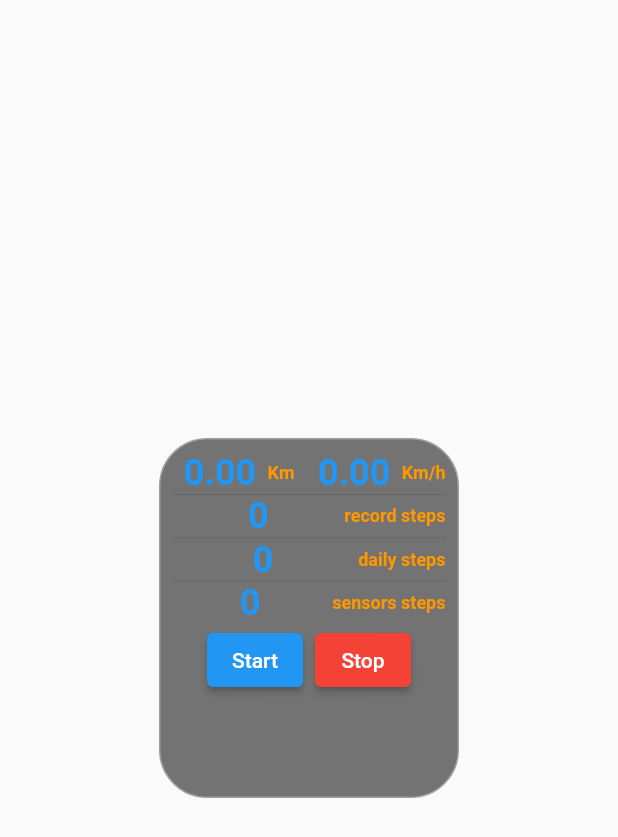
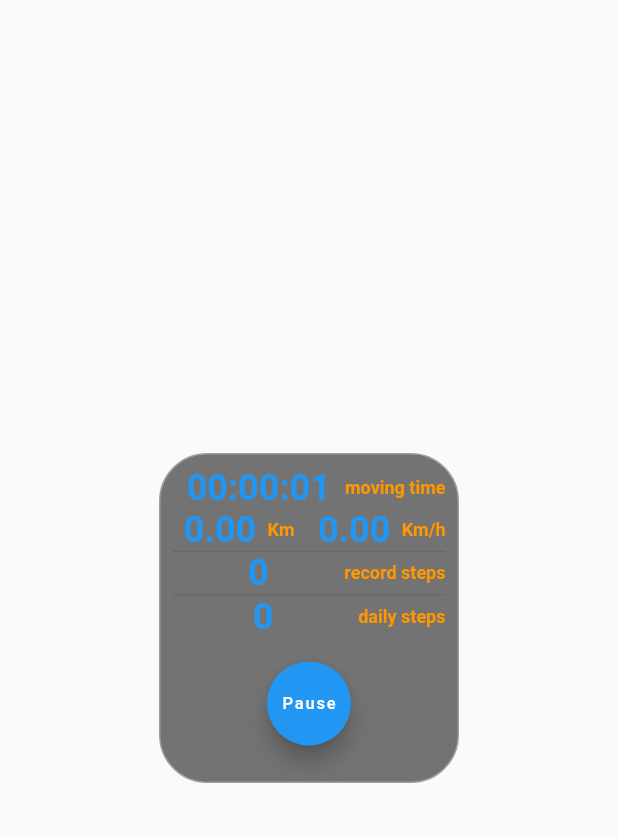
Before and after one commit to DDS-VangTA/tracking-app-on-watch-flutter, a Flutter app: the screen it shows after launch, after a tap on "Start", on a phone screen of 412 x 824 dp. Shown: the top 837 px of the screen. Run offline on Flutter 3.47's test engine with Material 2 defaults, Android fonts, the phone set to English and light mode, and no system bars; our stand-ins replace geolocator, get, location, pedometer, permission_handler, sensors_plus and 1 more.

Commit message:
update UI, update logic calculate velocity, add tracking time moving

```diff
--- /dev/null
+++ b/tracking_app_on_watch_flutter/lib/model/record_status.dart
@@ -0,0 +1 @@
+enum RecordStatus { NONE, RECORDING, PAUSE, FINISH }
--- a/tracking_app_on_watch_flutter/lib/view/home_page.dart
+++ b/tracking_app_on_watch_flutter/lib/view/home_page.dart
@@ -1,5 +1,7 @@
 import 'package:flutter/material.dart';
+import 'package:get/get.dart';
 import 'package:provider/provider.dart';
+import 'package:tracking_app_on_watch_flutter/model/record_status.dart';
 
 import '../viewmodel/location_view_model.dart';
 
@@ -16,6 +18,7 @@ class _HomePage extends State<HomePage> {
     super.initState();
     WidgetsBinding.instance.addPostFrameCallback((_) {
       locationViewModel.checkLocationService();
+      locationViewModel.timerStream = locationViewModel.stopWatchStream();
     });
   }
 
@@ -24,13 +27,59 @@ class _HomePage extends State<HomePage> {
     locationViewModel.startTime = DateTime.now();
     locationViewModel.initPlatformState();
     locationViewModel.getLocationStreamData();
-    locationViewModel.listenStepsSensorsCount();
+    locationViewModel.onRecordStatusChanged(RecordStatus.RECORDING);
+    startListenTimeMoving();
   }
 
-  void stopRecord() {
+  void pauseRecord() {
+    locationViewModel.onRecordStatusChanged(RecordStatus.PAUSE);
+    pauseListenTimeMoving();
+  }
+
+  void resumeRecord() {
+    locationViewModel.onRecordStatusChanged(RecordStatus.RECORDING);
+    resumeListenTimeMoving();
+  }
+
+  void finishRecord() {
     locationViewModel.endTime = DateTime.now();
     locationViewModel.onResetData();
     locationViewModel.saveStepsPreData(locationViewModel.allSteps);
+    locationViewModel.onRecordStatusChanged(RecordStatus.NONE);
+    stopListenTimeMoving();
+  }
+
+  void startListenTimeMoving() {
+    locationViewModel.timerSubscription =
+        locationViewModel.timerStream.listen((int newTick) {
+      setState(() {
+        locationViewModel.hoursStr =
+            ((newTick / (60 * 60)) % 60).floor().toString().padLeft(2, '0');
+        locationViewModel.minutesStr =
+            ((newTick / 60) % 60).floor().toString().padLeft(2, '0');
+        locationViewModel.secondsStr =
+            (newTick % 60).floor().toString().padLeft(2, '0');
+      });
+    });
+  }
+
+  void stopListenTimeMoving() {
+    locationViewModel.timerSubscription.cancel();
+    // locationViewModel.timerStream.dispose();
+    setState(() {
+      locationViewModel.hoursStr = '00';
+      locationViewModel.minutesStr = '00';
+      locationViewModel.secondsStr = '00';
+    });
+  }
+
+  void pauseListenTimeMoving() {
+    locationViewModel.timerSubscription.pause();
+  }
+
+  void resumeListenTimeMoving() {
+    print("call resume listen moving time");
+    locationViewModel.timerSubscription.resume();
   }
 
   @override
@@ -40,13 +89,13 @@ class _HomePage extends State<HomePage> {
       child: Scaffold(
         body: Center(
           child: Container(
-            padding: EdgeInsets.all(8.0),
+            padding: const EdgeInsets.all(8.0),
             decoration: BoxDecoration(
                 color: Colors.black54,
                 border: Border.all(color: Colors.grey, width: 1),
                 borderRadius: BorderRadius.circular(32.0)),
             width: 200,
-            height: 240,
+            height: 220,
             child: Column(
               mainAxisAlignment: MainAxisAlignment.start,
               crossAxisAlignment: CrossAxisAlignment.center,
@@ -55,36 +104,57 @@ class _HomePage extends State<HomePage> {
                   mainAxisAlignment: MainAxisAlignment.center,
                   children: [
                     Expanded(
+                        child: Center(
+                      child: Text(
+                          '${locationViewModel.hoursStr}:${locationViewModel.minutesStr}:${locationViewModel.secondsStr}',
+                          style: const TextStyle(
+                              fontSize: 24,
+                              fontWeight: FontWeight.bold,
+                              color: Colors.blue)),
+                    )),
+                    const Center(
+                      child: Text('moving time',
+                          style: TextStyle(
+                              fontSize: 12,
+                              fontWeight: FontWeight.bold,
+                              color: Colors.orange)),
+                    ),
+                  ],
+                ),
+                Row(
+                  mainAxisAlignment: MainAxisAlignment.center,
+                  children: [
+                    Expanded(
                       child: Center(
                         child: Text(
                           (locationViewModel.distanceMoved / 1000)
                               .toStringAsFixed(2),
-                          style: TextStyle(
+                          style: const TextStyle(
                               fontSize: 24,
                               fontWeight: FontWeight.bold,
                               color: Colors.blue),
                         ),
                       ),
                     ),
-                    Text(
+                    const Text(
                       'Km',
                       style: TextStyle(
                           fontSize: 12,
                           fontWeight: FontWeight.bold,
                           color: Colors.orange),
                     ),
-                    Padding(padding: EdgeInsets.only(left: 8)),
+                    const Padding(padding: EdgeInsets.only(left: 8)),
                     Expanded(
                       child: Center(
                         child: Text(
                             '${locationViewModel.velocity.toStringAsFixed(2)}',
-                            style: TextStyle(
+                            style: const TextStyle(
                                 fontSize: 24,
                                 fontWeight: FontWeight.bold,
                                 color: Colors.blue)),
                       ),
                     ),
-                    Center(
+                    const Center(
                       child: Text('Km/h',
                           style: TextStyle(
                               fontSize: 12,
@@ -93,19 +163,19 @@ class _HomePage extends State<HomePage> {
                     ),
                   ],
                 ),
-                Divider(height: 1),
+                const Divider(height: 1),
                 Row(
                   mainAxisAlignment: MainAxisAlignment.center,
                   children: [
                     Expanded(
                         child: Center(
                       child: Text(locationViewModel.stepsCount.toString(),
-                          style: TextStyle(
+                          style: const TextStyle(
                               fontSize: 24,
                               fontWeight: FontWeight.bold,
                               color: Colors.blue)),
                     )),
-                    Center(
+                    const Center(
                       child: Text('record steps',
                           style: TextStyle(
                               fontSize: 12,
@@ -114,41 +184,20 @@ class _HomePage extends State<HomePage> {
                     ),
                   ],
                 ),
-                Divider(height: 1),
+                const Divider(height: 1),
                 Row(
                   mainAxisAlignment: MainAxisAlignment.center,
                   children: [
                     Expanded(
                         child: Center(
                       child: Text(locationViewModel.allSteps.toString(),
-                          style: TextStyle(
+                          style: const TextStyle(
                               fontSize: 24,
                               fontWeight: FontWeight.bold,
                               color: Colors.blue)),
                     )),
-                    Center(
+                    const Center(
                       child: Text(' daily steps',
-                          style: TextStyle(
-                              fontSize: 12,
-                              fontWeight: FontWeight.bold,
-                              color: Colors.orange)),
-                    ),
-                  ],
-                ),
-                Divider(height: 1),
-                Row(
-                  mainAxisAlignment: MainAxisAlignment.center,
-                  children: [
-                    Expanded(
-                        child: Center(
-                      child: Text(locationViewModel.stepsSensors.toString(),
-                          style: TextStyle(
-                              fontSize: 24,
-                              fontWeight: FontWeight.bold,
-                              color: Colors.blue)),
-                    )),
-                    Center(
-                      child: Text(' sensors steps',
                           style: TextStyle(
                               fontSize: 12,
                               fontWeight: FontWeight.bold,
@@ -164,25 +213,47 @@ class _HomePage extends State<HomePage> {
                 //   child: Text(
                 //       "Last known:${locationViewModel.lastKnownLocation?.latitude},${locationViewModel.lastKnownLocation?.longitude}"),
                 // ),
+                const Padding(padding: EdgeInsets.only(top: 16)),
                 Row(
                   mainAxisAlignment: MainAxisAlignment.center,
                   children: [
-                    ElevatedButton(
+                    FloatingActionButton(
                         onPressed: () {
                           print('Start record');
-                          startRecord();
+                          if (locationViewModel.recordStatus ==
+                              RecordStatus.NONE) {
+                            startRecord();
+                          } else if (locationViewModel.recordStatus ==
+                              RecordStatus.RECORDING) {
+                            pauseRecord();
+                          } else if (locationViewModel.recordStatus ==
+                              RecordStatus.PAUSE) {
+                            resumeRecord();
+                          }
                         },
-                        child: Text("Start")),
-                    Padding(
-                      padding: const EdgeInsets.only(left: 8.0),
-                      child: ElevatedButton(
-                          style: ElevatedButton.styleFrom(primary: Colors.red),
-                          onPressed: () {
-                            print('Stop record');
-                            stopRecord();
-                          },
-                          child: Text("Stop")),
-                    )
+                        child: locationViewModel.recordStatus ==
+                                RecordStatus.NONE
+                            ? Text("Start", style: TextStyle(fontSize: 11))
+                            : locationViewModel.recordStatus ==
+                                    RecordStatus.RECORDING
+                                ? Text("Pause", style: TextStyle(fontSize: 11))
+                                : Text(
+                                    "Resume",
+                                    style: TextStyle(fontSize: 11),
+                                  )),
+                    locationViewModel.recordStatus == RecordStatus.PAUSE
+                        ? Padding(
+                            padding: const EdgeInsets.only(left: 8.0),
+                            child: FloatingActionButton(
+                                backgroundColor: Colors.red,
+                                onPressed: () {
+                                  print('Finish record');
+                                  finishRecord();
+                                },
+                                child: const Text("Finish",
+                                    style: TextStyle(fontSize: 11))),
+                          )
+                        : Container()
                   ],
                 )
               ],
--- a/tracking_app_on_watch_flutter/lib/viewmodel/location_view_model.dart
+++ b/tracking_app_on_watch_flutter/lib/viewmodel/location_view_model.dart
@@ -7,6 +7,7 @@ import 'package:pedometer/pedometer.dart';
 import 'package:permission_handler/permission_handler.dart';
 import 'package:sensors_plus/sensors_plus.dart';
 import 'package:shared_preferences/shared_preferences.dart';
+import 'package:tracking_app_on_watch_flutter/model/record_status.dart';
 
 import '../base/viewmodel.dart';
 import '../utilitis/number_const.dart';
@@ -38,6 +39,14 @@ class LocationViewModel extends BaseViewModel {
   int allSteps = 0;
   DateTime startTime = DateTime.now();
   DateTime endTime = DateTime.now();
+  RecordStatus recordStatus = RecordStatus.NONE;
+
+  bool flag = true;
+  late Stream<int> timerStream;
+  late StreamSubscription<int> timerSubscription;
+  String hoursStr = '00';
+  String minutesStr = '00';
+  String secondsStr = '00';
 
   @override
   FutureOr<void> init() {
@@ -75,6 +84,11 @@ class LocationViewModel extends BaseViewModel {
     notifyListeners();
   }
 
+  void onRecordStatusChanged(RecordStatus status) {
+    recordStatus = status;
+    notifyListeners();
+  }
+
   void getLocationStreamData() {
     location.onLocationChanged.listen((locationPre.LocationData newLocation) {
       print(
@@ -103,7 +117,6 @@ class LocationViewModel extends BaseViewModel {
     distanceMoved = 0.0;
     stepsCount = 0;
     status = '?';
-    stepsSensors = 0;
     notifyListeners();
   }
 
@@ -147,6 +160,10 @@ class LocationViewModel extends BaseViewModel {
     print("step count event:$event");
     getPreviousStep();
     print("on step count previous:$previousSteps");
+    //the first time received event
+    if (previousSteps == 0) {
+      saveStepsPreData(event.steps);
+    }
     stepsCount = event.steps - previousSteps;
     allSteps = event.steps;
     notifyListeners();
@@ -202,39 +219,45 @@ class LocationViewModel extends BaseViewModel {
     print("pre steps get:$previousSteps");
   }
 
-  // count steps by sensors_plus
-  double x = 0.0;
-  double y = 0.0;
-  double z = 0.0;
-  int stepsSensors = 0;
-  double exactDistance = 0.0;
-  double previousDistance = 0.0;
+  // count time moving
+  Stream<int> stopWatchStream() {
+    StreamController<int>? streamController;
+    Timer? timer;
+    Duration timerInterval = Duration(seconds: 1);
+    int counter = 0;
 
-  void listenStepsSensorsCount() {
-    SensorsPlatform.instance.accelerometerEvents.listen((event) {
-      exactDistance = calculateMagnitude(event.x, event.y, event.z);
-      if (exactDistance > 6) {
-        stepsSensors++;
+    void stopTimer() {
+      if (timer != null) {
+        timer?.cancel();
+        timer = null;
+        counter = 0;
+        streamController?.close();
       }
-    });
-  }
+    }
 
-  double calculateMagnitude(double x, double y, double z) {
-    double distance = sqrt(x * x + y * y + z * z);
-    getPreviousValue();
-    double mode = distance - previousDistance;
-    setprefData(distance);
-    return mode;
-  }
+    void pauseTimer(){
+      stopTimer();
+    }
 
-  void setprefData(double predistance) async {
-    SharedPreferences _pref = await SharedPreferences.getInstance();
-    _pref.setDouble("previousDistance", predistance);
-  }
+    void tick(_) {
+      counter++;
+      streamController?.add(counter);
+      if (!flag) {
+        stopTimer();
+      }
+    }
 
-  void getPreviousValue() async {
-    SharedPreferences _pref = await SharedPreferences.getInstance();
-    previousDistance = _pref.getDouble("previousDistance") ?? 0;
-    notifyListeners();
+    void startTimer() {
+      timer = Timer.periodic(timerInterval, tick);
+    }
+
+    streamController = StreamController<int>(
+      onListen: startTimer,
+      onCancel: stopTimer,
+      onResume: startTimer,
+      onPause: stopTimer,
+    );
+
+    return streamController.stream;
   }
 }
```
